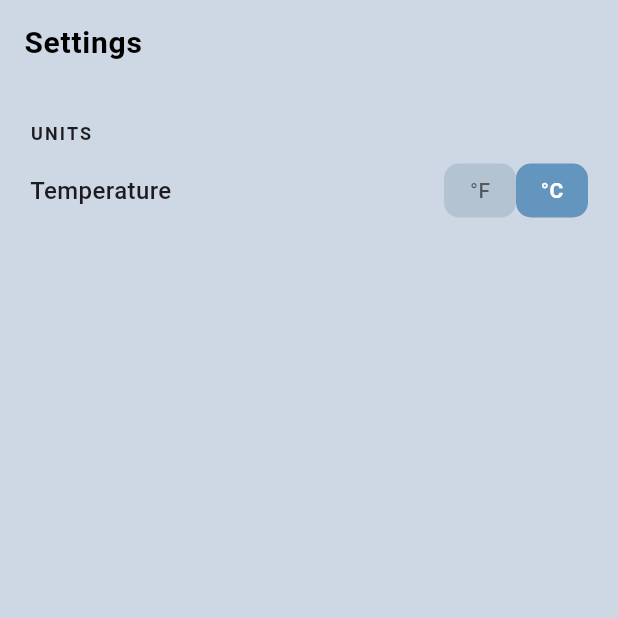
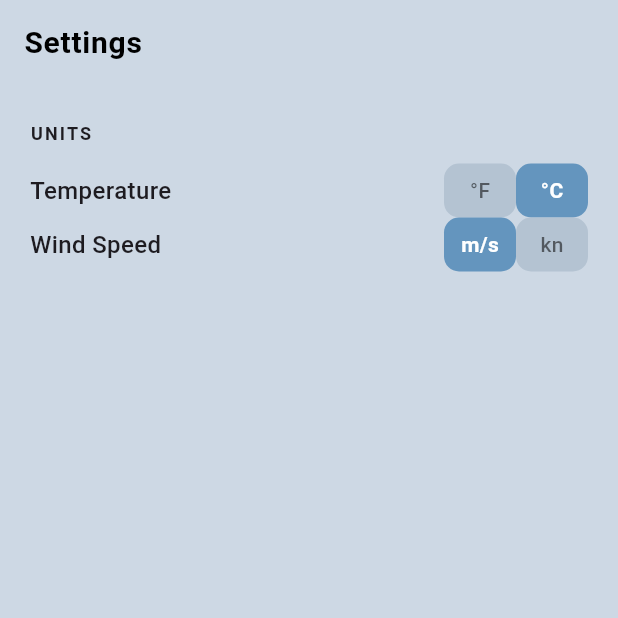
Before and after one commit to riyak7/weather-app, a Flutter app: the SettingsView screen opened directly, on a phone screen of 412 x 824 dp, the top half of it. Run offline on Flutter 3.47's test engine with Material 3 defaults, Android fonts, the light colour scheme and no system bars; our stand-ins replace file_picker, flutter_map, geocoding, geolocator, latlong2; missing offline and left inert: gpx, iconoir_flutter, open_meteo.

Commit message:
Added option for m/s and knots to settings page

```diff
--- a/lib/pages/SettingsView.dart
+++ b/lib/pages/SettingsView.dart
@@ -12,6 +12,7 @@ class SettingsView extends StatefulWidget {
 
 class _SettingsViewState extends State<SettingsView> {
   late bool _isCelsius = isCelsius;
+  late bool _isKnots = isKnots;
 
   @override
   Widget build(BuildContext context) {
@@ -72,6 +73,35 @@ class _SettingsViewState extends State<SettingsView> {
               ),
             ],
           ),
+          Row(
+            mainAxisAlignment: MainAxisAlignment.spaceBetween,
+            children: [
+              const Text(
+                'Wind Speed',
+                style: TextStyle(fontSize: 16, fontWeight: FontWeight.w500),
+              ),
+              Row(
+                children: [
+                  _ToggleButton(
+                    label: 'm/s',
+                    selected: !_isKnots,
+                    onTap: () => setState(() {
+                      _isKnots = false;
+                      isKnots = false;
+                    }),
+                  ),
+                  _ToggleButton(
+                    label: 'kn',
+                    selected: _isKnots,
+                    onTap: () => setState(() {
+                      _isKnots = true;
+                      isKnots = true;
+                    }),
+                  ),
+                ],
+              ),
+            ],
+          )
         ],
       ),
     );
```
